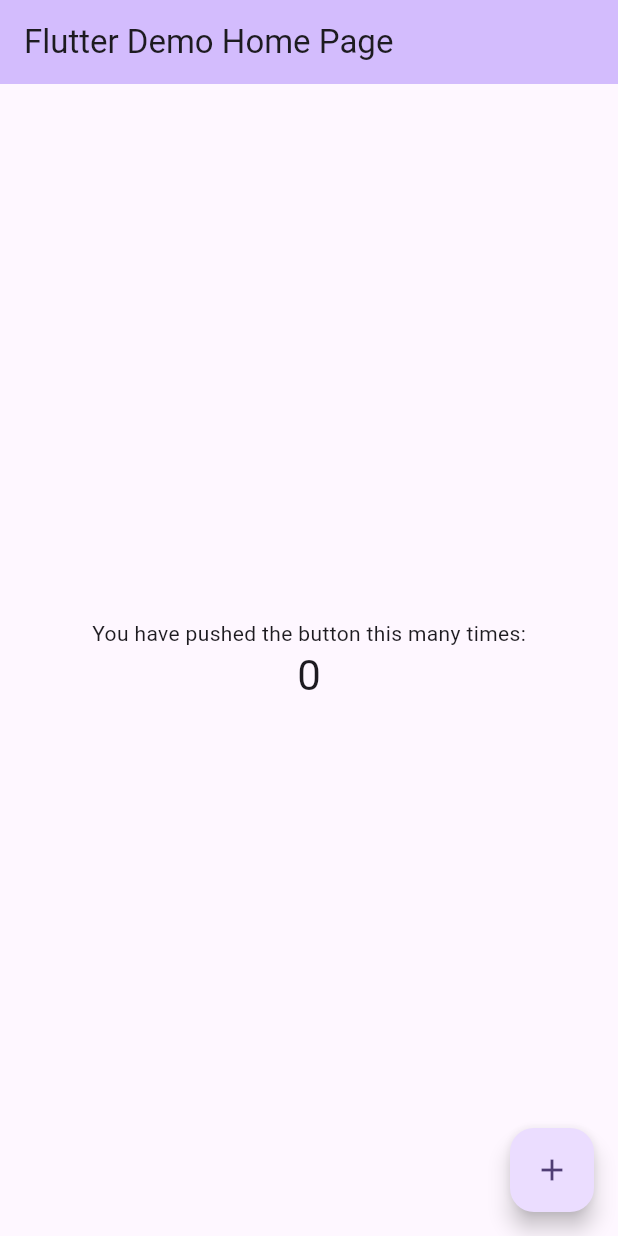
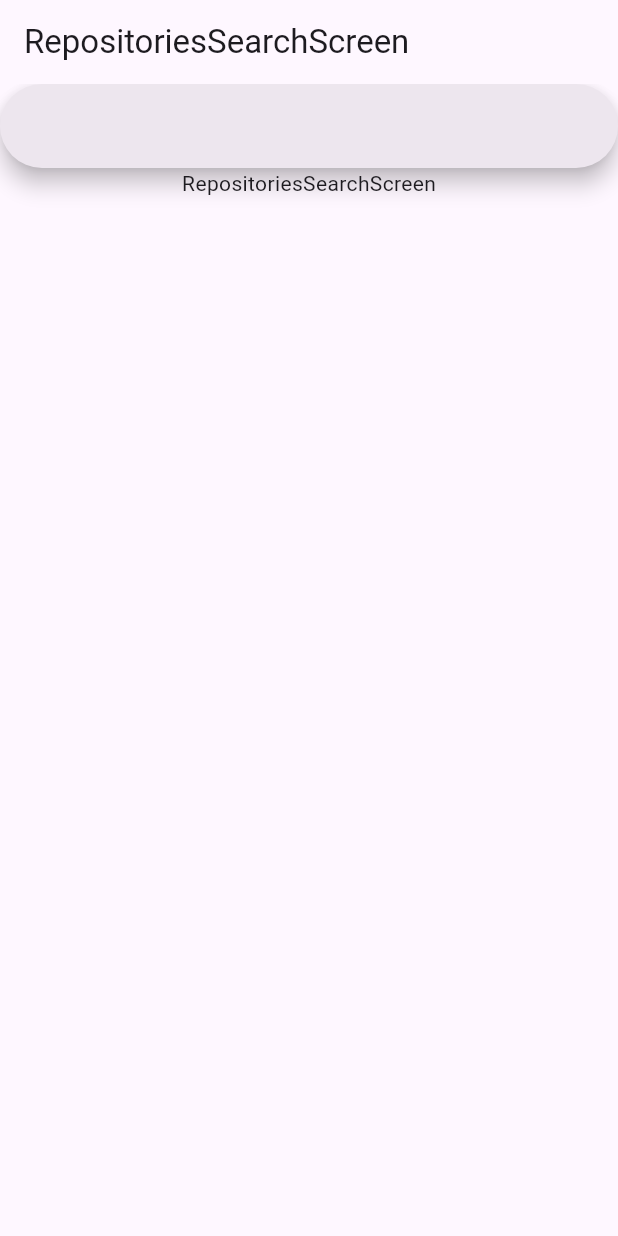
Before and after one commit to ERy03/yumemi_code_assignment, a Flutter app: the screen it shows after launch, on a phone screen of 412 x 824 dp. Run offline on Flutter 3.47's test engine with Material 3 defaults, Android fonts, the phone set to English and light mode, and no system bars.

Commit message:
add: RepositoriesSearchScreen WIP

```diff
--- a/lib/main.dart
+++ b/lib/main.dart
@@ -1,4 +1,5 @@
 import 'package:flutter/material.dart';
+import 'package:yumemi_code_assignment/screens/repositories_search_screen.dart';
 
 void main() {
   runApp(const MyApp());
@@ -11,59 +12,12 @@ class MyApp extends StatelessWidget {
   Widget build(BuildContext context) {
     return MaterialApp(
       title: 'Flutter Demo',
+      debugShowCheckedModeBanner: false,
       theme: ThemeData(
         colorScheme: ColorScheme.fromSeed(seedColor: Colors.deepPurple),
         useMaterial3: true,
       ),
-      home: const MyHomePage(title: 'Flutter Demo Home Page'),
+      home: const RepositoriesSearchScreen(),
     );
   }
 }
-
-class MyHomePage extends StatefulWidget {
-  const MyHomePage({super.key, required this.title});
-
-  final String title;
-
-  @override
-  State<MyHomePage> createState() => _MyHomePageState();
-}
-
-class _MyHomePageState extends State<MyHomePage> {
-  int _counter = 0;
-
-  void _incrementCounter() {
-    setState(() {
-      _counter++;
-    });
-  }
-
-  @override
-  Widget build(BuildContext context) {
-    return Scaffold(
-      appBar: AppBar(
-        backgroundColor: Theme.of(context).colorScheme.inversePrimary,
-        title: Text(widget.title),
-      ),
-      body: Center(
-        child: Column(
-          mainAxisAlignment: MainAxisAlignment.center,
-          children: <Widget>[
-            const Text(
-              'You have pushed the button this many times:',
-            ),
-            Text(
-              '$_counter',
-              style: Theme.of(context).textTheme.headlineMedium,
-            ),
-          ],
-        ),
-      ),
-      floatingActionButton: FloatingActionButton(
-        onPressed: _incrementCounter,
-        tooltip: 'Increment',
-        child: const Icon(Icons.add),
-      ),
-    );
-  }
-}
--- /dev/null
+++ b/lib/screens/repositories_search_screen.dart
@@ -0,0 +1,26 @@
+import 'package:flutter/material.dart';
+
+class RepositoriesSearchScreen extends StatelessWidget {
+  const RepositoriesSearchScreen({super.key});
+
+  @override
+  Widget build(BuildContext context) {
+    return Scaffold(
+      resizeToAvoidBottomInset: false,
+      // TODO Appbar
+      appBar: AppBar(
+        title: const Text('RepositoriesSearchScreen'),
+      ),
+      body: const Column(
+        children: [
+          //TODO Search bar
+          SearchBar(),
+          //TODO Repositories list
+          Center(
+            child: Text('RepositoriesSearchScreen'),
+          ),
+        ],
+      ),
+    );
+  }
+}
```
